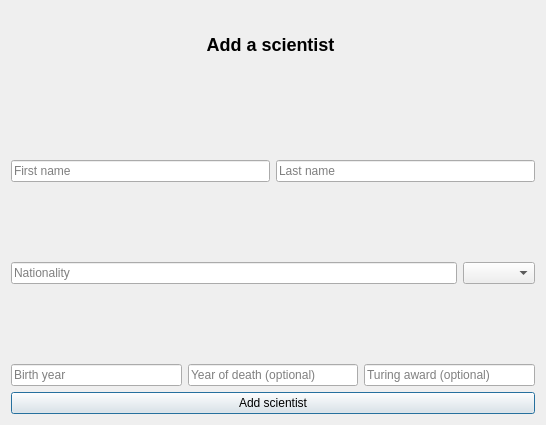
Qt form Gui-Vln-2016/addscientist.ui (ivark16/Vln-2016) before a commit.
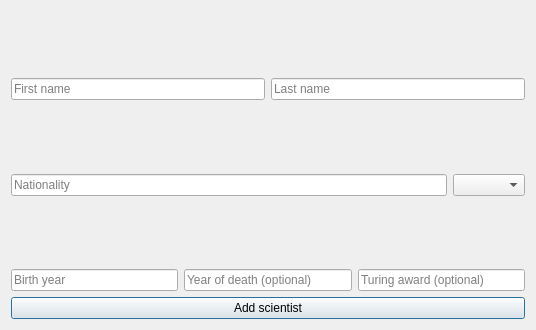
The same form after that commit.

```diff
--- a/Gui-Vln-2016/addscientist.ui
+++ b/Gui-Vln-2016/addscientist.ui
@@ -6,8 +6,8 @@
    <rect>
     <x>0</x>
     <y>0</y>
-    <width>546</width>
-    <height>425</height>
+    <width>536</width>
+    <height>330</height>
    </rect>
   </property>
   <property name="windowTitle">
@@ -15,11 +15,17 @@
   </property>
   <layout class="QVBoxLayout" name="verticalLayout">
    <item>
-    <widget class="QLabel" name="label">
-     <property name="text">
-      <string>&lt;html&gt;&lt;head/&gt;&lt;body&gt;&lt;p align=&quot;center&quot;&gt;&lt;span style=&quot; font-size:x-large; font-weight:600;&quot;&gt;Add a scientist &lt;/span&gt;&lt;/p&gt;&lt;/body&gt;&lt;/html&gt;</string>
+    <spacer name="horizontalSpacer_3">
+     <property name="orientation">
+      <enum>Qt::Horizontal</enum>
      </property>
-    </widget>
+     <property name="sizeHint" stdset="0">
+      <size>
+       <width>40</width>
+       <height>20</height>
+      </size>
+     </property>
+    </spacer>
    </item>
    <item>
     <layout class="QHBoxLayout" name="horizontalLayout">
@@ -57,6 +63,19 @@
      </item>
     </layout>
    </item>
+   <item>
+    <spacer name="horizontalSpacer_2">
+     <property name="orientation">
+      <enum>Qt::Horizontal</enum>
+     </property>
+     <property name="sizeHint" stdset="0">
+      <size>
+       <width>40</width>
+       <height>20</height>
+      </size>
+     </property>
+    </spacer>
+   </item>
    <item>
     <layout class="QHBoxLayout" name="horizontalLayout_6">
      <item>
@@ -93,6 +112,19 @@
      </item>
     </layout>
    </item>
+   <item>
+    <spacer name="horizontalSpacer">
+     <property name="orientation">
+      <enum>Qt::Horizontal</enum>
+     </property>
+     <property name="sizeHint" stdset="0">
+      <size>
+       <width>40</width>
+       <height>20</height>
+      </size>
+     </property>
+    </spacer>
+   </item>
    <item>
     <layout class="QHBoxLayout" name="horizontalLayout_4">
      <item>
```
